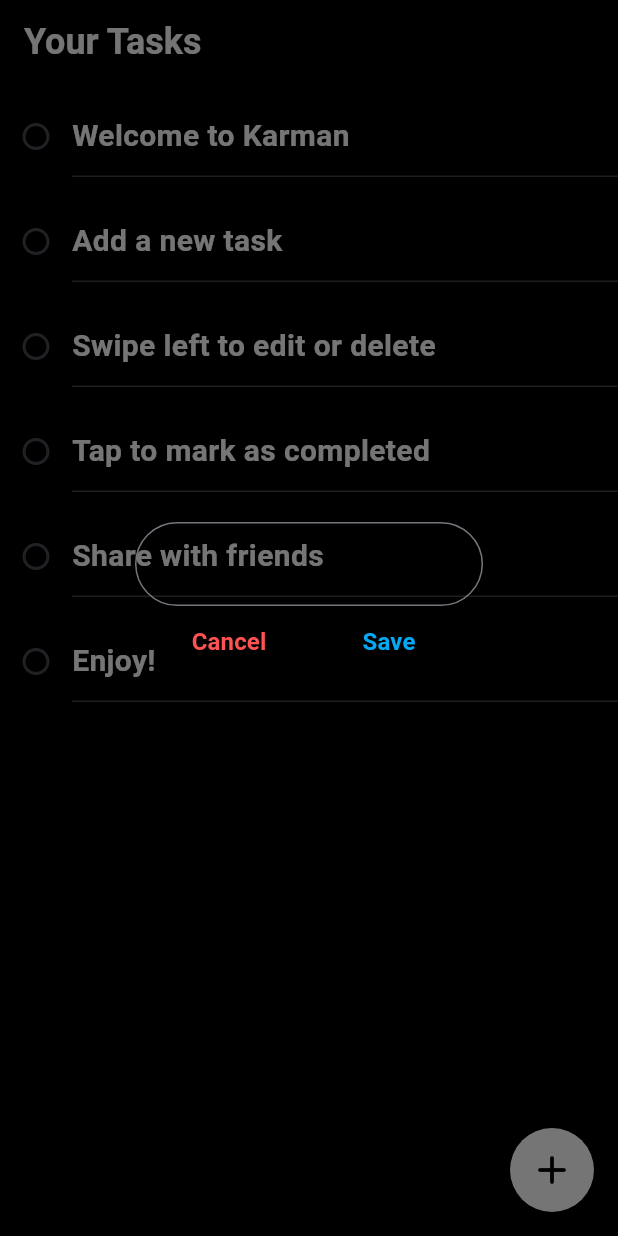
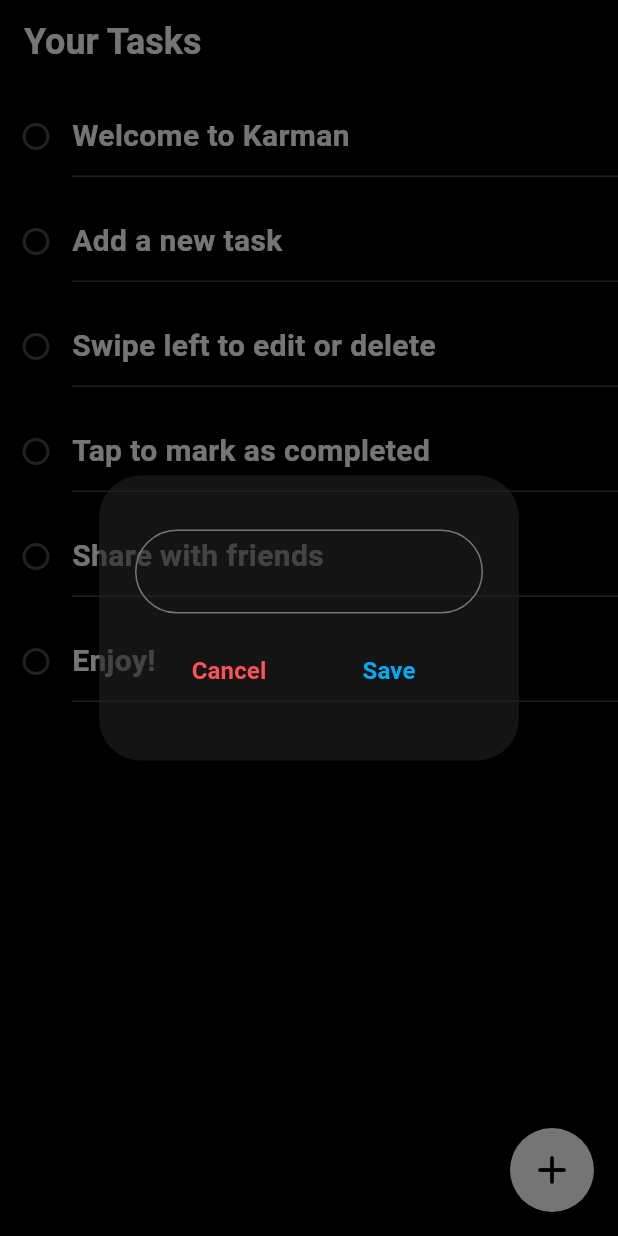
Before and after one commit to marvinlix/karman, a Flutter app: the screen it shows after launch, after a tap on the "add" icon, on a phone screen of 412 x 824 dp. Run offline on Flutter 3.47's test engine with Material 3 defaults, Android fonts, the phone set to English and light mode, and no system bars; drawn by our look-alikes of flutter_slidable; our stand-ins replace hive, hive_flutter; accounts and stored records are empty.

Commit message:
chore: Update button and dialog styles

```diff
--- a/karman_app/lib/components/my_button.dart
+++ b/karman_app/lib/components/my_button.dart
@@ -19,7 +19,9 @@
         borderRadius: BorderRadius.circular(50),
       ),
       onPressed: onPressed,
-      color: Colors.black,
+      color: Colors.transparent,
+      materialTapTargetSize: MaterialTapTargetSize.shrinkWrap,
+      elevation: 0,
       child: Text(
         label,
         style: TextStyle(
--- a/karman_app/lib/components/task_dialog.dart
+++ b/karman_app/lib/components/task_dialog.dart
@@ -1,7 +1,3 @@
-// ignore_for_file: prefer_const_literals_to_create_immutables
-
-import 'dart:ffi';
-
 import 'package:flutter/material.dart';
 import 'package:karman_app/components/my_button.dart';
 
@@ -20,13 +16,15 @@
   @override
   Widget build(BuildContext context) {
     return AlertDialog(
-      backgroundColor: Colors.transparent,
-      content: Container(
-        height: 120,
+      backgroundColor: Color.fromARGB(153, 33, 33, 33),
+      content: SizedBox(
+        height: 150,
         child: Column(
+          mainAxisAlignment: MainAxisAlignment.spaceEvenly,
           children: [
-            // user input field
-            TextField(
+            Container(
+              padding: EdgeInsets.symmetric(vertical: 2),
+              child: TextField(
                 controller: controller,
                 cursorColor: Colors.white,
                 style: TextStyle(
@@ -37,6 +35,8 @@
                 decoration: InputDecoration(
                   border: OutlineInputBorder(
                     borderRadius: BorderRadius.circular(50),
+                    borderSide: BorderSide(color: Colors.transparent),
+                  ),
                 ),
               ),
             ),
@@ -46,9 +46,15 @@
               mainAxisAlignment: MainAxisAlignment.spaceEvenly,
               children: [
                 MyButton(
-                    label: "Cancel", color: Colors.redAccent, onPressed: onCancel),
+                  label: "Cancel",
+                  color: Colors.redAccent,
+                  onPressed: onCancel,
+                ),
                 MyButton(
-                    label: "Save", color: Colors.lightBlue, onPressed: onSave),
+                  label: "Save",
+                  color: Colors.lightBlue,
+                  onPressed: onSave,
+                ),
               ],
             ),
           ],
```
Lines whose indentation alone changed are shown as unchanged.
